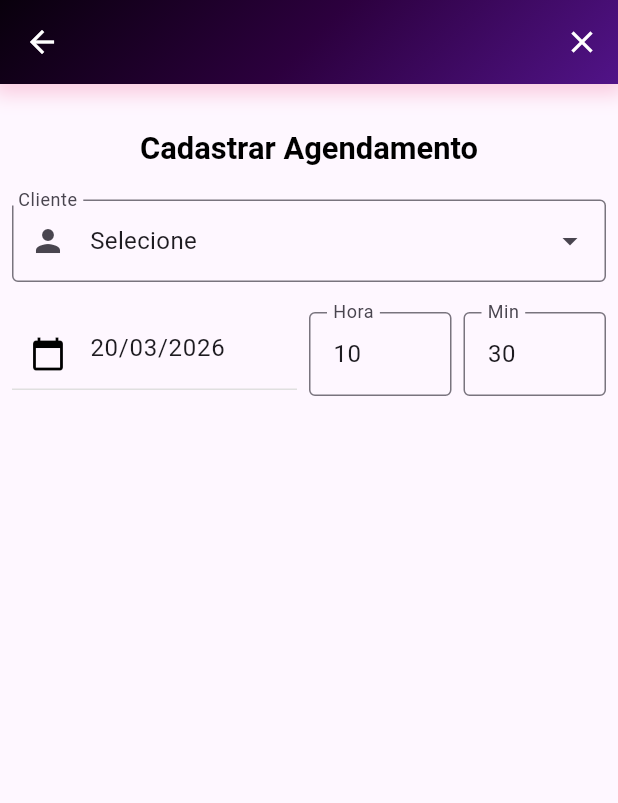
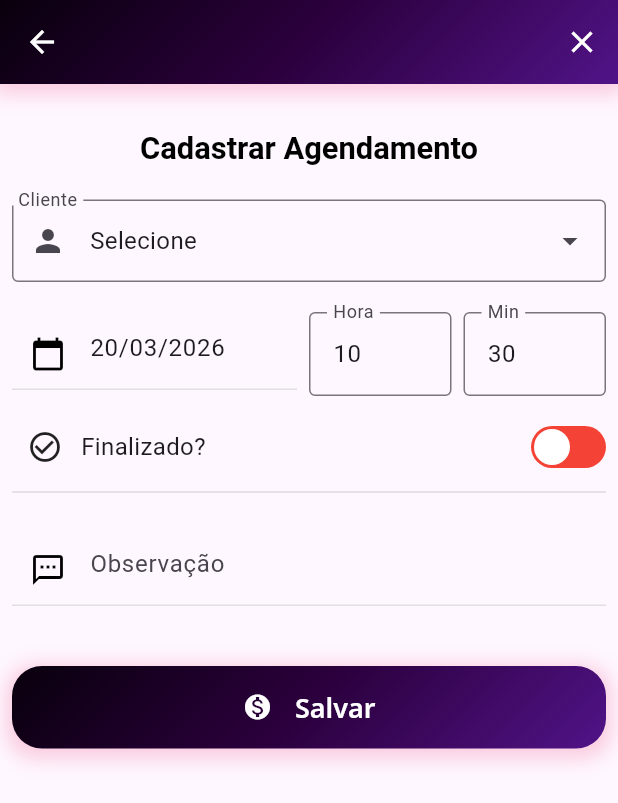
Before and after one commit to MatheusHard/app_agendamento_manicure_2026, a Flutter app: the AgendamentoPage screen opened by its route, after a tap on the "add" icon, on a phone screen of 412 x 824 dp. Shown: the top 803 px of the screen. Run offline on Flutter 3.47's test engine with Material 3 defaults, Android fonts, the phone set to English and light mode, and no system bars; drawn by our look-alikes of dropdown_search; our stand-ins replace dio, google_fonts, image_picker, loading_animation_widget, mask_text_input_formatter, shared_preferences; missing offline and left inert: flutter_gradient_colors; accounts and stored records are empty; network calls fail; Roboto replaces fonts that are missing (Netflix).

Commit message:
[WIP] tela agendamento add ok

```diff
--- a/lib/ui/data/dto/agendamento_dto.dart
+++ b/lib/ui/data/dto/agendamento_dto.dart
@@ -11,6 +11,7 @@ class AgendamentoDTO {
   String? observacao;
   String? dataInicial;
   String? dataFinal;
+  String? dataAtendimento;
 
   AgendamentoDTO(
       {this.id,
@@ -21,7 +22,8 @@ class AgendamentoDTO {
         this.cliente,
         this.observacao,
         this.dataInicial,
-        this.dataFinal});
+        this.dataFinal,
+        this.dataAtendimento});
 
   AgendamentoDTO.fromJson(Map<String, dynamic> json) {
     id = json['id'];
@@ -33,6 +35,7 @@ class AgendamentoDTO {
     observacao = json['observacao'];
     dataInicial = json['dataInicial'];
     dataFinal = json['dataFinal'];
+    dataAtendimento = json['dataAtendimento'];
   }
 
   Map<String, dynamic> toJson() {
@@ -50,6 +53,8 @@ class AgendamentoDTO {
     data['observacao'] = observacao;
     data['dataInicial'] = dataInicial;
     data['dataFinal'] = dataFinal;
+    data['dataAtendimento'] = dataAtendimento;
+
     return data;
   }
 }
--- a/lib/ui/data/models/agendamento.dart
+++ b/lib/ui/data/models/agendamento.dart
@@ -10,6 +10,7 @@ class Agendamento {
   User? user;
   Cliente? cliente;
   String? observacao;
+  String? dataAtendimento;
 
   Agendamento(
       {this.id,
@@ -18,7 +19,8 @@ class Agendamento {
         this.finalizado,
         this.user,
         this.cliente,
-        this.observacao});
+        this.observacao,
+        this.dataAtendimento});
 
   Agendamento.fromJson(Map<String, dynamic> json) {
     id = json['id'];
@@ -29,6 +31,7 @@ class Agendamento {
     cliente =
     json['cliente'] != null ? Cliente.fromJson(json['cliente']) : null;
     observacao = json['observacao'];
+    dataAtendimento = json['dataAtendimento'];
   }
 
   Map<String, dynamic> toJson() {
@@ -44,6 +47,8 @@ class Agendamento {
       data['cliente'] = cliente!.toJson();
     }
     data['observacao'] = observacao;
+    data['dataAtendimento'] = dataAtendimento;
+
     return data;
   }
 }
--- a/lib/ui/presentation/pages/agendamento/add_agendamento_page.dart
+++ b/lib/ui/presentation/pages/agendamento/add_agendamento_page.dart
@@ -1,4 +1,8 @@
+import 'package:app_agendamento_manicure_2026/ui/data/dto/user_dto.dart';
+import 'package:app_agendamento_manicure_2026/ui/presentation/widgets/buttons/normal_button/custom_button.dart';
+import 'package:app_agendamento_manicure_2026/ui/presentation/widgets/buttons/switch_button/custom_switch_button.dart';
 import 'package:app_agendamento_manicure_2026/ui/presentation/widgets/dropdown/cliente_dropdown_form_field.dart';
+import 'package:app_agendamento_manicure_2026/ui/presentation/widgets/inputs/custom_field.dart';
 import 'package:flutter/material.dart';
 import 'package:intl/intl.dart';
 import 'package:provider/provider.dart';
@@ -23,19 +27,18 @@ class AddAgendamentoPage extends StatefulWidget {
 
 class _AddAgendamentoPageState extends State<AddAgendamentoPage> {
 
-  Cliente? clienteSelected;
+  Cliente? _clienteSelected;
   List<Cliente> listaClientes = [];
   final _observacaoController = TextEditingController();
-  final _horaController = TextEditingController();
-  final _minutoController = TextEditingController();
-  final _dataAtendimentoController = TextEditingController();
+  var _mensagemErroCliente;
 
   bool _finalizado = false;
   final GlobalKey<FormState> _formKey = GlobalKey<FormState>();
-  late FocusNode _myFocusNodeHora;
+  late FocusNode _focusNodeObsercacao;
   late FocusNode _myFocusNodeMinuto;
   User? user;
-  late DateTime _selectedDataAtendimento;
+  late DateTime _selectedDataAtendimento = DateTime.now();
+  bool _isLoading = false;
 
   @override
   void initState() {
@@ -65,22 +68,66 @@ class _AddAgendamentoPageState extends State<AddAgendamentoPage> {
                   Utils.sizedBox(altura: 20.0, largura: 0),
                   Text("Cadastrar Agendamento", style: AppTextStyles.textoSentimentoNegritoWhite( 20, context),),
                   Utils.sizedBox(altura: 20.0, largura: 0),
+
+                  ///Cliente
                   ClienteDropdownFormField(
-                    initialValue: clienteSelected,
+                    initialValue: _clienteSelected,
                     listaClientes: listaClientes,
                     onChanged: (cliente) {
-                      clienteSelected = cliente;
+                      _clienteSelected = cliente;
                     },
+
                   ),
                   Utils.sizedBox(altura: 20.0, largura: 0),
-
+                  ///Data do Atendimento
                   CustomDatePickerField(
                     label: 'Data e Hora',
                     initialDateTime: DateTime.now(),
                     onDateTimeSelected: (dateTime) {
-                      print('Selecionado: $dateTime');
+                      _selectedDataAtendimento = dateTime;
                     },
-                  )
+                  ),
+                  Utils.sizedBox(altura: 20.0, largura: 0),
+                  /// Finalizado
+                  CustomSwitchButton(
+                    value: _finalizado,
+                    onToggle: (value) {
+                      setState(() {
+                        _finalizado = value;
+                      });
+                    },
+                    activeColor: Colors.green,
+                    inactiveColor: Colors.red,
+                  ),
+                  Utils.sizedBox(altura: 20.0, largura: 0),
+
+                  /// Observação
+                  CustomField(
+                    controller: _observacaoController,
+                    focusNode: _focusNodeObsercacao,
+                    hintText: "Observação",
+                    icon: Icons.textsms_outlined,
+                    keyboardType: TextInputType.text,
+                    validator: (value){
+                      return null;
+                    },
+                  ),
+                  Utils.sizedBox(altura: 40.0, largura: 0),
+                  /// Salvar
+                  CustomButton(
+                    radios: 20,
+                    height: 55,
+                    gradient: context.watch<ThemeProvider>().currentGradient, // vem do provider
+                    icon: Icons.monetization_on,
+                    isLoading: _isLoading,
+                    onTap: () async {
+                      if(_formKey.currentState!.validate()){
+                        await _addAgendamento(_generateAgendamento(),context, Navigator.of(context));
+                      }
+                    },
+                    label: 'Salvar',
+                    textStyle: AppTextStyles.textLogin,
+                  ),
                 ],
               ),
             ),
@@ -90,13 +137,24 @@ class _AddAgendamentoPageState extends State<AddAgendamentoPage> {
 
   }
 
-  Future<bool> _addAgendamento(AgendamentoDTO a, BuildContext context) async {
-    return await AgendamentoApi(context).addAgendamento(a);
+  Future<void> _addAgendamento(AgendamentoDTO a, BuildContext context, NavigatorState navigator) async {
+
+    setState(() {_isLoading = true;});
+    try{
+      await AgendamentoApi(context).addAgendamento(a);
+      if (!mounted) return;
+      navigator.pop(true);
+    }catch(e){
+      print('Erro ao cadastrar o agendaiemnto: $e');
+
+    }finally{
+      setState(() {_isLoading = false;});
+    }
   }
 
   Future<void> _loadingClientes() async {
     try {
-      final dados = await ClienteApi(context).getList(1, 1);
+      final dados = await ClienteApi(context).getList(1, 1); //TODO
       setState(() {
         listaClientes = dados;
       });
@@ -107,9 +165,8 @@ class _AddAgendamentoPageState extends State<AddAgendamentoPage> {
       });
     }
   }
-  _initFocusNode(){
-    _myFocusNodeHora = FocusNode();
-    _myFocusNodeMinuto = FocusNode();
+  void _initFocusNode(){
+    _focusNodeObsercacao = FocusNode();
   }
   Future<void> _loadingUser() async {
     final u = await Utils.recuperarUser();
@@ -117,4 +174,43 @@ class _AddAgendamentoPageState extends State<AddAgendamentoPage> {
       user = u;
     });
   }
+
+  AgendamentoDTO _generateAgendamento() {
+
+    UserDTO userDTO = UserDTO();
+    Cliente cliente = Cliente();
+    userDTO.id = user?.id;
+    cliente.id = _clienteSelected?.id;
+
+    AgendamentoDTO a = AgendamentoDTO();
+
+    a.observacao = _observacaoController.text;
+    a.createdAt = Utils.generateDataHoraSpring();
+    a.updatedAt = Utils.generateDataHoraSpring();
+    a.dataAtendimento = _selectedDataAtendimento.toIso8601String();
+    a.user = userDTO;
+    a.cliente = cliente;
+    a.finalizado = _finalizado;
+
+    return a;
+  }
+  ///Validar cadastro
+  bool _validateAgendamento() {
+    bool flag = true;
+
+    String? erroCliente;
+
+    if (_clienteSelected == null) {
+      erroCliente = 'Selecione um cliente';
+      flag = false;
+    }
+
+    // Atualiza os estados de erro depois de validar tudo
+    setState(() {
+      _mensagemErroCliente = erroCliente;
+      print('Erro cliente: $_mensagemErroCliente');
+    });
+
+    return flag;
+  }
 }
--- a/lib/ui/presentation/pages/agendamento/agendamento_page.dart
+++ b/lib/ui/presentation/pages/agendamento/agendamento_page.dart
@@ -97,7 +97,10 @@ class _AgendamentoPageState extends State<AgendamentoPage> {
       ///Botão Add
       floatingActionButton: FloatingActionButton(
         onPressed: () async {
-          Navigator.pushNamed(context, AppRoutes.add_agendamento);
+          final resultado = await Navigator.pushNamed(context, AppRoutes.add_agendamento);
+          if(resultado == true){
+            await _loadingAgendamentos();
+          }
         },
         shape: const CircleBorder(),
         backgroundColor: Colors.green, // verde
--- a/lib/ui/presentation/widgets/buttons/switch_button/custom_switch_button.dart
+++ b/lib/ui/presentation/widgets/buttons/switch_button/custom_switch_button.dart
@@ -13,7 +13,7 @@ class CustomSwitchButton extends StatelessWidget {
     required this.onToggle,
     this.activeColor = Colors.green,
     this.inactiveColor = Colors.red,
-    this.label = "Fatura Paga?",
+    this.label = "Finalizado?",
   }) : super(key: key);
 
   @override
@@ -26,7 +26,7 @@ class CustomSwitchButton extends StatelessWidget {
             Row(
               children: [
                 const SizedBox(width: 10, height: 8),
-                Icon(Icons.document_scanner_outlined),
+                Icon(Icons.check_circle_outline),
                 const SizedBox(width: 12, height: 8),
                 Text(
                   label,
--- a/lib/ui/presentation/widgets/dropdown/cliente_dropdown_form_field.dart
+++ b/lib/ui/presentation/widgets/dropdown/cliente_dropdown_form_field.dart
@@ -15,6 +15,7 @@ class ClienteDropdownFormField extends FormField<Cliente> {
           validator: validator ??
               (value) {
                 if (value == null) {
+                  print('errrrrrrr');
                   return 'Selecione um cliente';
                 }
                 return null;
```
